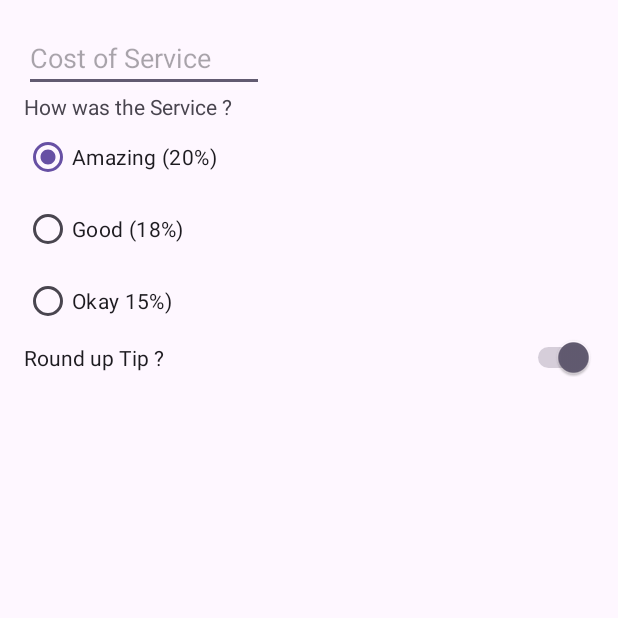
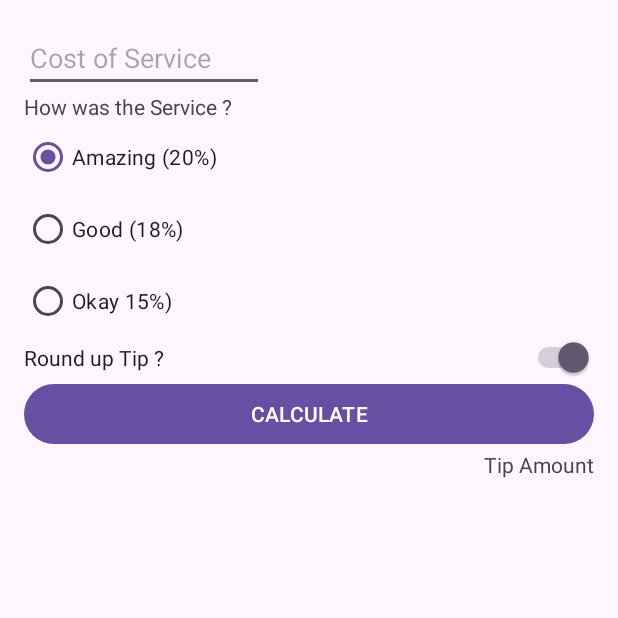
Before and after one commit to mohittalwar23/androiddev, an Android app: the screen it shows after launch (MainActivity), on a phone screen of 412 x 824 dp, the top half of it. Run offline under Robolectric (Android 15) with nearby library versions, the phone set to English and light mode, and no system bars.

Commit message:
full UI completed

```diff
--- a/TipCalculator/app/src/main/res/layout/activity_main.xml
+++ b/TipCalculator/app/src/main/res/layout/activity_main.xml
@@ -1,6 +1,5 @@
 <?xml version="1.0" encoding="utf-8"?>
-<androidx.constraintlayout.widget.ConstraintLayout
-    xmlns:android="http://schemas.android.com/apk/res/android"
+<androidx.constraintlayout.widget.ConstraintLayout xmlns:android="http://schemas.android.com/apk/res/android"
     xmlns:app="http://schemas.android.com/apk/res-auto"
     xmlns:tools="http://schemas.android.com/tools"
     android:layout_width="match_parent"
@@ -12,23 +11,24 @@
         android:id="@+id/cost_of_service"
         android:layout_width="160dp"
         android:layout_height="wrap_content"
+        android:hint="@string/cost_of_service"
         android:inputType="numberDecimal"
-        android:hint="Cost of Service"
         app:layout_constraintStart_toStartOf="parent"
         app:layout_constraintTop_toTopOf="parent" />
+
     <TextView
+        android:id="@+id/service_question"
         android:layout_width="wrap_content"
         android:layout_height="wrap_content"
-        android:text="How was the Service ?"
-        android:id="@+id/service_question"
+        android:text="@string/how_was_the_service"
         app:layout_constraintStart_toStartOf="parent"
-        app:layout_constraintTop_toBottomOf="@id/cost_of_service"/>
+        app:layout_constraintTop_toBottomOf="@id/cost_of_service" />
 
     <RadioGroup
         android:id="@+id/tip_options"
-        android:checkedButton="@id/option_twenty_percent"
         android:layout_width="wrap_content"
         android:layout_height="wrap_content"
+        android:checkedButton="@id/option_twenty_percent"
         android:orientation="vertical"
         app:layout_constraintStart_toStartOf="parent"
         app:layout_constraintTop_toBottomOf="@id/service_question">
@@ -37,32 +37,49 @@
             android:id="@+id/option_twenty_percent"
             android:layout_width="wrap_content"
             android:layout_height="wrap_content"
-            android:text="Amazing (20%)" />
+            android:text="@string/amazing_service" />
 
         <RadioButton
             android:id="@+id/option_eighteen_percent"
             android:layout_width="wrap_content"
             android:layout_height="wrap_content"
-            android:text="Good (18%)" />
+            android:text="@string/good_service" />
 
         <RadioButton
             android:id="@+id/option_fifteen_percent"
             android:layout_width="wrap_content"
             android:layout_height="wrap_content"
-            android:text="Okay 15%)" />
+            android:text="@string/okay_service" />
 
     </RadioGroup>
 
     <Switch
+        android:id="@+id/round_up_switch"
         android:layout_width="0dp"
         android:layout_height="wrap_content"
-        android:id="@+id/round_up_switch"
-        android:text="Round up Tip ?"
         android:checked="true"
+        android:text="@string/round_up_tip"
+        app:layout_constraintEnd_toEndOf="parent"
         app:layout_constraintStart_toStartOf="@id/tip_options"
+        app:layout_constraintTop_toBottomOf="@id/tip_options"
+        tools:ignore="UseSwitchCompatOrMaterialXml" />
+
+    <Button
+        android:id="@+id/calculate_button"
+        android:layout_width="0dp"
+        android:layout_height="wrap_content"
+        android:text="@string/calculate"
         app:layout_constraintEnd_toEndOf="parent"
-        app:layout_constraintTop_toBottomOf="@id/tip_options"  />
+        app:layout_constraintStart_toStartOf="parent"
+        app:layout_constraintTop_toBottomOf="@id/round_up_switch" />
 
+    <TextView
+        android:id="@+id/tip_result"
+        android:layout_width="wrap_content"
+        android:layout_height="wrap_content"
+        android:text="@string/tip_amount"
+        app:layout_constraintEnd_toEndOf="parent"
+        app:layout_constraintTop_toBottomOf="@id/calculate_button" />
 
 
 </androidx.constraintlayout.widget.ConstraintLayout>
--- a/TipCalculator/app/src/main/res/values/strings.xml
+++ b/TipCalculator/app/src/main/res/values/strings.xml
@@ -1,3 +1,11 @@
 <resources>
     <string name="app_name">Tip Calculator</string>
+    <string name="cost_of_service">Cost of Service</string>
+    <string name="how_was_the_service">How was the Service ?</string>
+    <string name="amazing_service">Amazing (20%)</string>
+    <string name="good_service">Good (18%)</string>
+    <string name="okay_service">Okay 15%)</string>
+    <string name="calculate">CALCULATE</string>
+    <string name="tip_amount">Tip Amount</string>
+    <string name="round_up_tip">Round up Tip ?</string>
 </resources>
```
